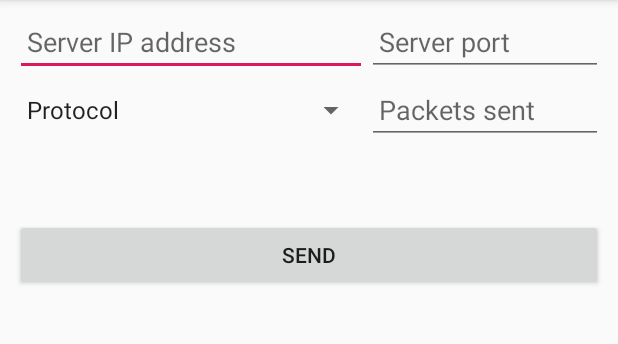
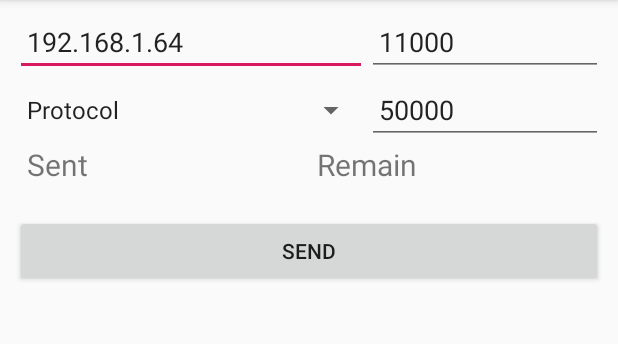
Before and after one commit to thanhledev/PacketWatcherApp, an Android app: the AutoClientActivity screen opened directly, with no data from a screen before it, on a phone screen of 412 x 824 dp, the part 84-428 px from its top. Run offline under Robolectric (Android 15) with nearby library versions, the phone set to English and light mode, and no system bars.

Commit message:
Update server, activity's interfaces. Fix tcp, udp protocols

```diff
--- a/app/src/main/java/com/example/thenguyen/packetwatcherapp/AutoClientActivity.java
+++ b/app/src/main/java/com/example/thenguyen/packetwatcherapp/AutoClientActivity.java
@@ -21,6 +21,8 @@ public class AutoClientActivity extends AppCompatActivity {
     EditText serverPort;
     Spinner packetSpinner;
     EditText packetSent;
+    TextView sentPacket;
+    TextView remainPacket;
     Button sendBtn;
     TextView statusLabel;
 
@@ -41,6 +43,8 @@ public class AutoClientActivity extends AppCompatActivity {
         serverPort = findViewById(R.id.autoServerPort);
         packetSpinner = findViewById(R.id.autoPacketProtocol);
         packetSent = findViewById(R.id.autoSendingPacket);
+        sentPacket = findViewById(R.id.totalPacketSent);
+        remainPacket = findViewById(R.id.totalRemainPacket);
         sendBtn = findViewById(R.id.autoSendButton);
         statusLabel = findViewById(R.id.autoStatusLabel);
         statusLabel.setMovementMethod(new ScrollingMovementMethod());
@@ -91,10 +95,13 @@ public class AutoClientActivity extends AppCompatActivity {
     private void updateStatus(String message) {
         statusLabel.append(message + "\n");
     }
+    private void updateSent(String message) { sentPacket.setText(message); }
+    private void updateRemain(String message) { remainPacket.setText(message); }
 
     public static class AutoClientHandler extends Handler {
         public static final int UPDATE_STATUS = 0;
-
+        public static final int UPDATE_SENT = 1;
+        public static final int UPDATE_REMAIN = 2;
         private AutoClientActivity ownerActivity;
 
         public AutoClientHandler(AutoClientActivity owner) {
@@ -107,6 +114,12 @@ public class AutoClientActivity extends AppCompatActivity {
                 case UPDATE_STATUS:
                     ownerActivity.updateStatus((String)msg.obj);
                     break;
+                case UPDATE_SENT:
+                    ownerActivity.updateSent((String)msg.obj);
+                    break;
+                case UPDATE_REMAIN:
+                    ownerActivity.updateRemain((String)msg.obj);
+                    break;
                 default:
                     super.handleMessage(msg);
                     break;
--- a/app/src/main/res/layout/activity_auto_client.xml
+++ b/app/src/main/res/layout/activity_auto_client.xml
@@ -20,7 +20,8 @@
             android:layout_weight="0.6"
             android:layout_height="match_parent"
             android:paddingLeft="8dp"
-            android:paddingRight="8dp"/>
+            android:paddingRight="8dp"
+            android:text="192.168.1.64"/>
         <EditText
             android:id="@+id/autoServerPort"
             android:hint="Server port"
@@ -28,7 +29,8 @@
             android:layout_weight="0.4"
             android:layout_height="match_parent"
             android:paddingLeft="8dp"
-            android:paddingRight="8dp"/>
+            android:paddingRight="8dp"
+            android:text="11000"/>
     </LinearLayout>
     <LinearLayout
         android:id="@+id/autoInfoPanel"
@@ -44,20 +46,65 @@
             android:layout_below="@id/serverInfoPanel"/>
         <EditText
             android:id="@+id/autoSendingPacket"
-            android:hint="Packets sent"
+            android:hint="Total packets"
             android:layout_width="0dip"
             android:layout_weight="0.4"
             android:layout_height="match_parent"
             android:paddingLeft="8dp"
-            android:paddingRight="8dp"/>
+            android:paddingRight="8dp"
+            android:text="50000"/>
+    </LinearLayout>
+    <LinearLayout
+        android:id="@+id/statusPanel"
+        android:layout_width="match_parent"
+        android:layout_height="wrap_content"
+        android:layout_below="@id/autoInfoPanel">
+
+        <TextView
+            android:layout_width="0dip"
+            android:layout_weight="0.2"
+            android:layout_height="match_parent"
+            android:paddingLeft="8dp"
+            android:paddingRight="8dp"
+            android:textSize="20dp"
+            android:text="Sent"/>
+        <TextView
+            android:id="@+id/totalPacketSent"
+            android:layout_width="0dip"
+            android:layout_weight="0.2"
+            android:layout_height="match_parent"
+            android:paddingLeft="5dp"
+            android:paddingRight="5dp"
+            android:textSize="15dp"
+            android:gravity="left|center"
+            android:text=""/>
+        <TextView
+            android:hint="Remain"
+            android:layout_width="0dip"
+            android:layout_weight="0.2"
+            android:layout_height="match_parent"
+            android:paddingLeft="5dp"
+            android:paddingRight="5dp"
+            android:textSize="20dp"
+            android:text="Remain"/>
+        <TextView
+            android:id="@+id/totalRemainPacket"
+            android:layout_width="0dip"
+            android:layout_weight="0.2"
+            android:layout_height="match_parent"
+            android:paddingLeft="5dp"
+            android:paddingRight="5dp"
+            android:textSize="15dp"
+            android:gravity="left|center"
+            android:text=""/>
     </LinearLayout>
     <Button
         android:id="@+id/autoSendButton"
         android:layout_width="match_parent"
         android:layout_height="wrap_content"
-        android:layout_marginTop="50dp"
+        android:layout_marginTop="20dp"
         android:text="Send"
-        android:layout_below="@id/autoInfoPanel"/>
+        android:layout_below="@id/statusPanel"/>
     <TextView
         android:id="@+id/autoStatusLabel"
         android:layout_width="match_parent"
```
Also changed, not shown: app/src/main/java/com/example/thenguyen/packetwatcherapp/ServerActivity.java (+15 -7 lines), app/src/main/java/com/example/thenguyen/packetwatcherapp/tcp/AndroidAutoTcpClientRunnable.java (+16 -5 lines), app/src/main/java/com/example/thenguyen/packetwatcherapp/tcp/AndroidTcpServerMultipleRunnable.java (+20 -8 lines), app/src/main/java/com/example/thenguyen/packetwatcherapp/tcp/AndroidTcpServerSingleRunnable.java (+11 -5 lines), app/src/main/java/com/example/thenguyen/packetwatcherapp/udp/AndroidAutoUdpClientRunnable.java (+17 -5 lines), app/src/main/java/com/example/thenguyen/packetwatcherapp/udp/AndroidUdpServerRunnable.java (+7 -5 lines), app/src/main/res/layout/activity_server.xml (+28 -4 lines).
